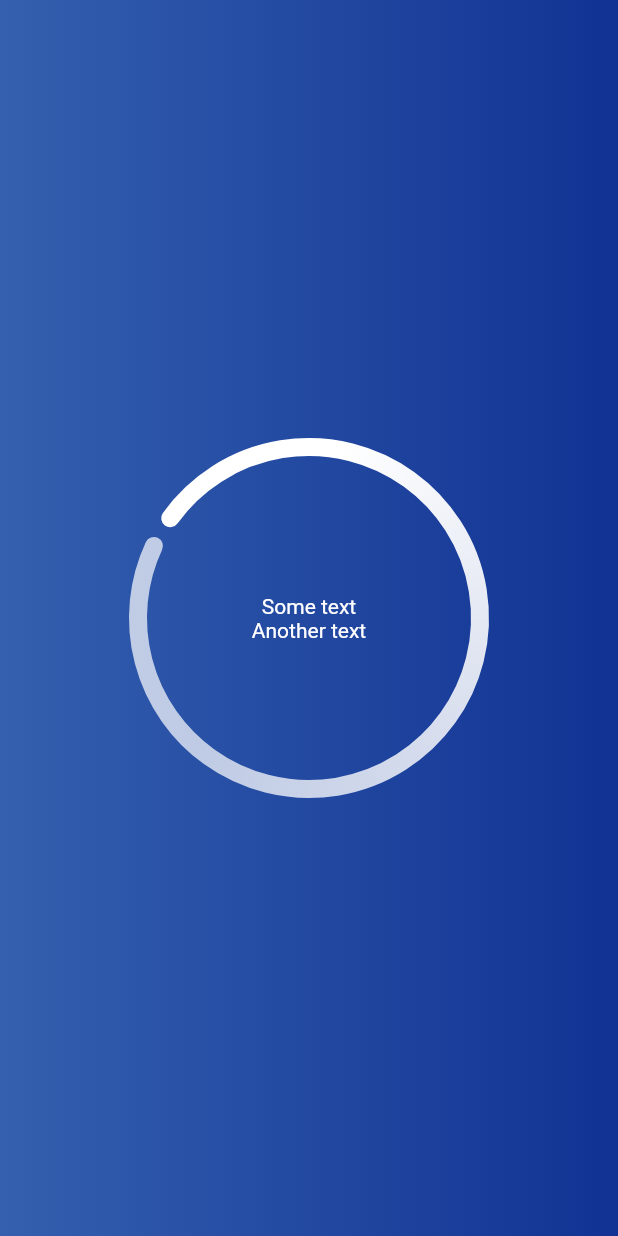
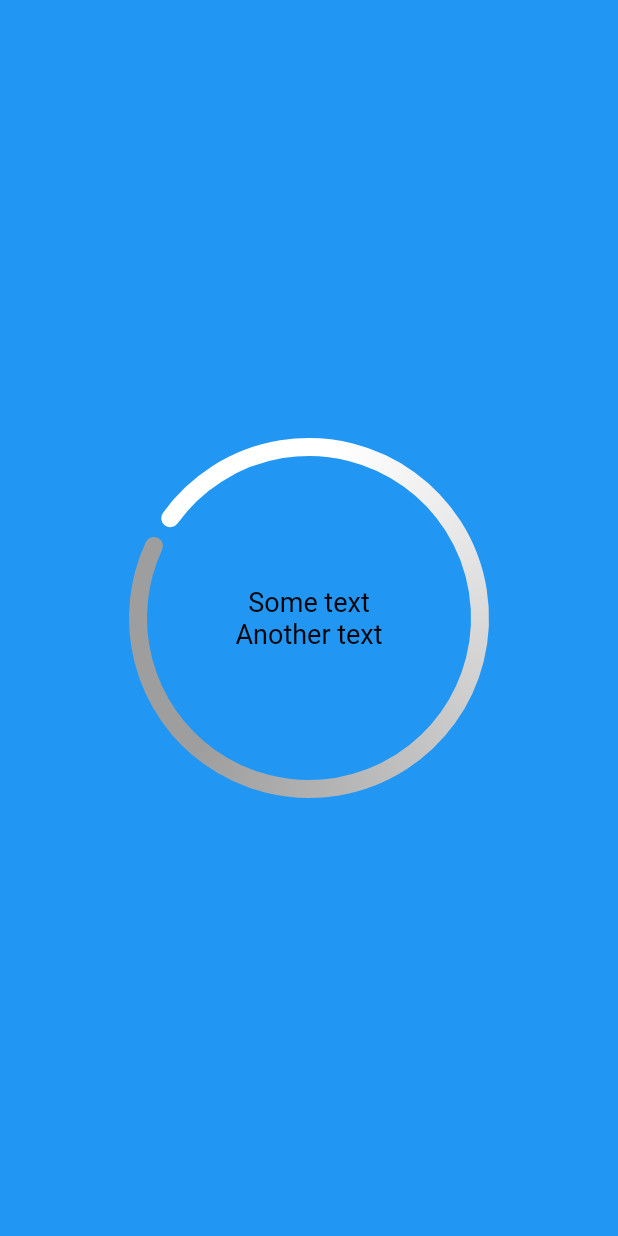
Before and after one commit to otonielduarte/gradient-progress-indicator, a Flutter app: the screen it shows after launch, on a phone screen of 412 x 824 dp. Run offline on Flutter 3.47's test engine with Material 2 defaults, Android fonts, the phone set to English and light mode, and no system bars.

Commit message:
fix remove internal scaffold

```diff
--- a/example/lib/main.dart
+++ b/example/lib/main.dart
@@ -15,6 +15,7 @@ class MyApp extends StatelessWidget {
         primarySwatch: Colors.blue,
       ),
       home: Scaffold(
+        backgroundColor: Colors.blue,
         body: GradientProgressIndicator(
           radius: 120,
           duration: 3,
@@ -25,18 +26,18 @@ class MyApp extends StatelessWidget {
           ],
           gradientColors: const [
             Colors.white,
-            Colors.white70,
+            Colors.grey,
           ],
           child: Column(
             mainAxisAlignment: MainAxisAlignment.center,
             children: [
               Text(
                 'Some text',
-                style: TextStyle(color: Colors.white),
+                style: TextStyle(color: Colors.black, fontSize: 18),
               ),
               Text(
                 'Another text',
-                style: TextStyle(color: Colors.white),
+                style: TextStyle(color: Colors.black, fontSize: 18),
               ),
             ],
           ),
--- a/lib/widget/gradient_progress_indicator_widget.dart
+++ b/lib/widget/gradient_progress_indicator_widget.dart
@@ -67,16 +67,7 @@ class _GradientProgressIndicatorState extends State<GradientProgressIndicator>
 
   @override
   Widget build(BuildContext context) {
-    return Scaffold(
-      body: Container(
-        decoration: const BoxDecoration(
-          gradient: LinearGradient(
-            colors: [
-              Color(0xFF3460AF),
-              Color(0xFF113293),
-            ],
-          ),
-        ),
+    return SizedBox(
       child: Column(
         mainAxisAlignment: MainAxisAlignment.center,
         children: <Widget>[
@@ -117,7 +108,6 @@ class _GradientProgressIndicatorState extends State<GradientProgressIndicator>
             ),
           ),
         ],
-        ),
       ),
     );
   }
```
Also changed, not shown: assets/sample-image.gif, 1 other file. Lines whose indentation alone changed are shown as unchanged.
